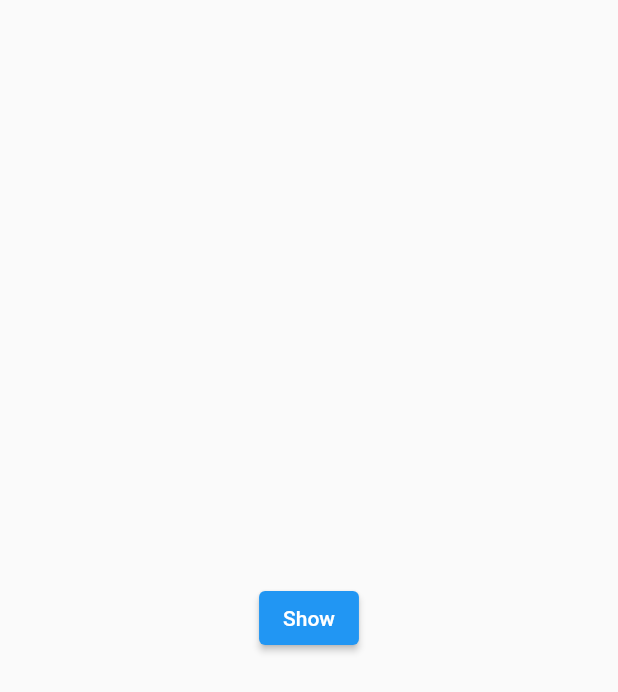
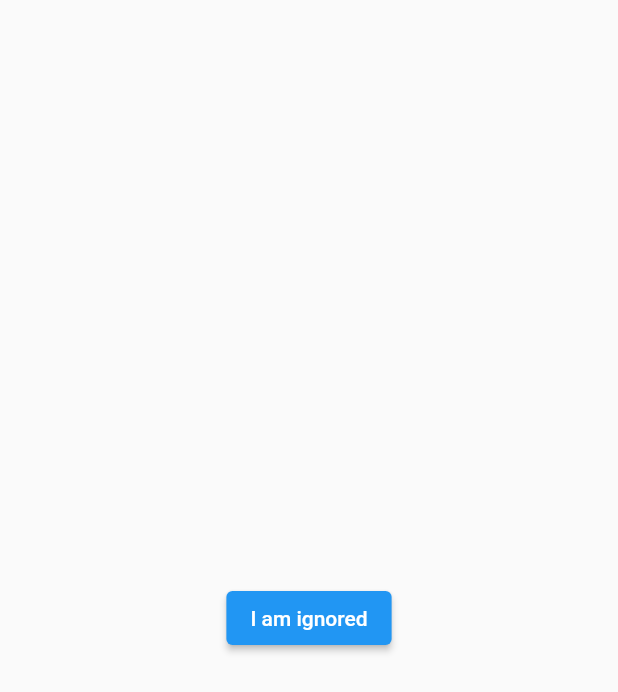
Before and after one commit to thetahmeed/Flutter, a Flutter app: the screen it shows after launch, on a phone screen of 412 x 824 dp. Shown: the top 692 px of the screen. Run offline on Flutter 3.47's test engine with Material 2 defaults, Android fonts, the phone set to English and light mode, and no system bars; our stand-ins replace carousel_slider, cloud_firestore, curved_navigation_bar, firebase_auth, firebase_core, firebase_database and 9 more; accounts and stored records are empty.

Commit message:
IgnorePointer

```diff
--- a/nineteen/lib/pages/things.dart
+++ b/nineteen/lib/pages/things.dart
@@ -11,18 +11,15 @@ class _LittleThingsState extends State<LittleThings> {
   Widget build(BuildContext context) {
     return Scaffold(
       body: SafeArea(
-        child: Center(child: Builder(
-          builder: (BuildContext context) {
-            return ElevatedButton(
-              onPressed: () {
-                ScaffoldMessenger.of(context)
-                    .showSnackBar(SnackBar(content: Text('data')));
-              },
-              child: Text('Show'),
-            );
-          },
-        )),
-      ),
+          child: Center(
+        child: IgnorePointer(
+          ignoring: true,
+          child: ElevatedButton(
+            child: Text('I am ignored'),
+            onPressed: () {},
+          ),
+        ),
+      )),
     );
   }
 }
--- a/nineteen/theIgnoreList.txt
+++ b/nineteen/theIgnoreList.txt
@@ -15,3 +15,4 @@
 15. Semantics
 16. TweenAnimationBuilder
 17. NotificationListener
+18. ClipPath
```
